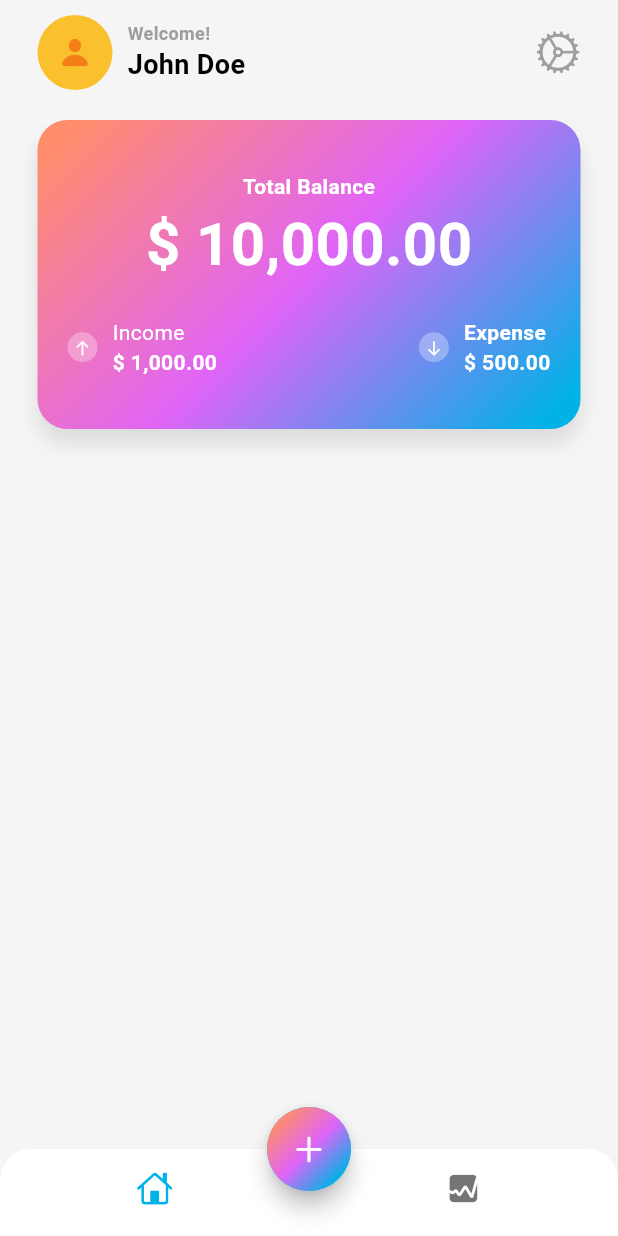
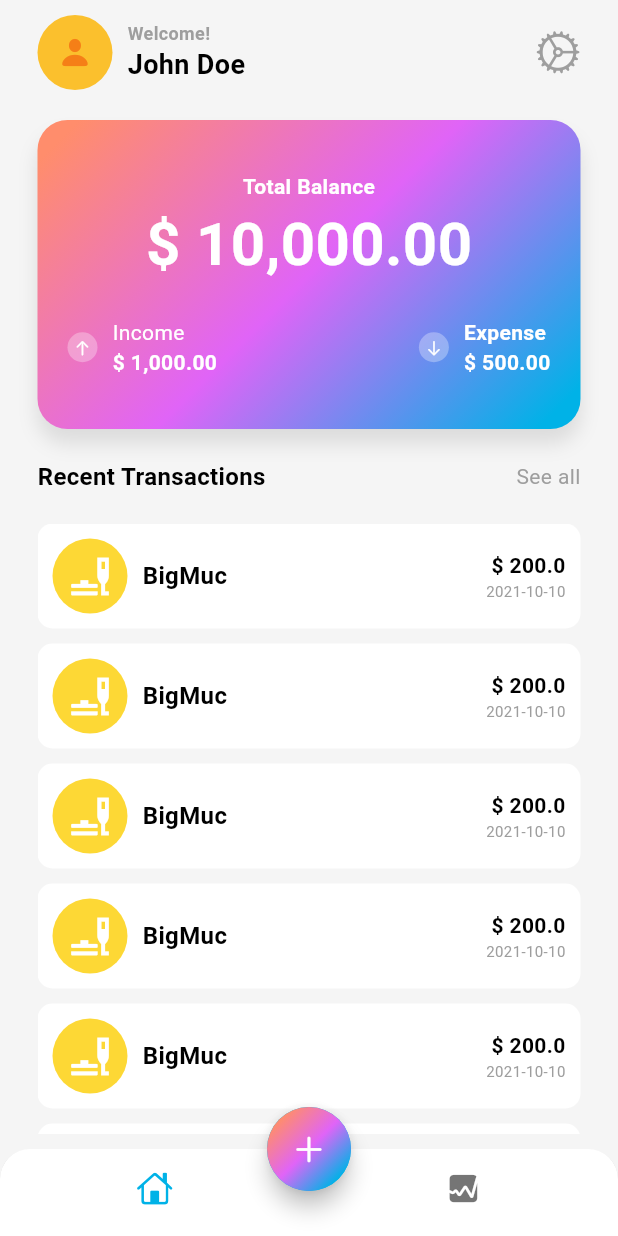
Before and after one commit to nkusikevin/ExpenseTracker, a Flutter app: the screen it shows after launch, on a phone screen of 412 x 824 dp. Run offline on Flutter 3.47's test engine with Material 3 defaults, Android fonts, the phone set to English and light mode, and no system bars.

Commit message:
added food tile

```diff
--- /dev/null
+++ b/expense_tracker/lib/components/expenses_tile.dart
@@ -0,0 +1,64 @@
+import 'package:flutter/material.dart';
+
+class ExpensesTile extends StatelessWidget {
+  final String name;
+  final String category;
+  final double amount;
+  final String date;
+  final IconData icon;
+  const ExpensesTile({super.key , required this.name, required this.category, required this.amount, required this.date , required this.icon});
+
+  @override
+  Widget build(BuildContext context) {
+    return Container(
+      margin: const EdgeInsets.only(bottom: 10),
+      decoration: BoxDecoration(
+        color: Colors.white,
+        borderRadius: BorderRadius.circular(10),
+      ),
+      padding: const EdgeInsets.all(10),
+      child: Row(
+        mainAxisAlignment: MainAxisAlignment.spaceBetween,
+        children: [
+          Row(
+            children: [
+              Container(
+                width: 50,
+                height: 50,
+                decoration: BoxDecoration(
+                  shape: BoxShape.circle,
+                  color: Colors.yellow[600],
+                ),
+                child: Icon( icon, size: 30, color: Colors.white),
+              ),
+              const SizedBox(width: 10),
+              Text(
+                name,
+                style: TextStyle(
+                  fontWeight: FontWeight.bold,
+                  fontSize: 16,
+                ),
+              )
+            ],
+          ),
+          Column(
+            crossAxisAlignment: CrossAxisAlignment.end,
+            children: [
+              Text('\$ $amount',
+                  style: TextStyle(
+                      fontWeight: FontWeight.w600,
+                      fontSize: 14,
+                      color: Theme.of(context).colorScheme.onSurface)),
+              Text(date,
+                  style: TextStyle(
+                      fontWeight: FontWeight.w400,
+                      fontSize: 10,
+                      color: Theme.of(context).colorScheme.outline)),
+            ],
+          ),
+        ],
+      ),
+    );
+    ;
+  }
+}
--- a/expense_tracker/lib/screens/home/views/main_screen.dart
+++ b/expense_tracker/lib/screens/home/views/main_screen.dart
@@ -1,5 +1,6 @@
 import 'dart:math';
 
+import 'package:expense_tracker/components/expenses_tile.dart';
 import 'package:flutter/cupertino.dart';
 import 'package:flutter/material.dart';
 
@@ -53,15 +54,14 @@ class MainScreen extends StatelessWidget {
               ),
               Container(
                 child: Icon(CupertinoIcons.settings,
-                size: 30,
-                    color: Theme.of(context).colorScheme.outline),
+                    size: 30, color: Theme.of(context).colorScheme.outline),
               ),
             ],
           ),
           const SizedBox(height: 20),
           Container(
-            width: MediaQuery.of(context).size.width ,
-            height: MediaQuery.of(context).size.width/2,
+            width: MediaQuery.of(context).size.width,
+            height: MediaQuery.of(context).size.width / 2,
             decoration: BoxDecoration(
               borderRadius: BorderRadius.circular(20),
               boxShadow: [
@@ -71,14 +71,11 @@ class MainScreen extends StatelessWidget {
                   blurRadius: 10,
                 ),
               ],
-              gradient: LinearGradient(
-                colors: [
+              gradient: LinearGradient(colors: [
                 Theme.of(context).colorScheme.tertiary,
                 Theme.of(context).colorScheme.secondary,
                 Theme.of(context).colorScheme.primary,
-                ],
-                transform: const GradientRotation(pi / 4)
-              ),
+              ], transform: const GradientRotation(pi / 4)),
             ),
             child: Padding(
               padding: const EdgeInsets.all(20),
@@ -101,19 +98,17 @@ class MainScreen extends StatelessWidget {
                     mainAxisSize: MainAxisSize.max,
                     children: [
                       Row(
-
                         children: [
                           Container(
                             width: 20,
                             height: 20,
                             decoration: BoxDecoration(
-                              shape: BoxShape.circle,
-                              color: Colors.white30),
+                                shape: BoxShape.circle, color: Colors.white30),
                             child: const Icon(CupertinoIcons.arrow_up,
                                 size: 12, color: Colors.white),
                           ),
                           const SizedBox(width: 10),
-                        Column(
+                          const Column(
                             crossAxisAlignment: CrossAxisAlignment.start,
                             children: [
                               Text('Income',
@@ -135,13 +130,13 @@ class MainScreen extends StatelessWidget {
                           Container(
                             width: 20,
                             height: 20,
-                            decoration: BoxDecoration(
+                            decoration: const BoxDecoration(
                                 shape: BoxShape.circle, color: Colors.white30),
                             child: const Icon(CupertinoIcons.arrow_down,
                                 size: 12, color: Colors.white),
                           ),
                           const SizedBox(width: 10),
-                          Column(
+                          const Column(
                             crossAxisAlignment: CrossAxisAlignment.start,
                             children: [
                               Text('Expense',
@@ -163,7 +158,44 @@ class MainScreen extends StatelessWidget {
                 ],
               ),
             ),
-         )
+          ),
+          const SizedBox(height: 20),
+          Row(
+            mainAxisAlignment: MainAxisAlignment.spaceBetween,
+            children: [
+              Text('Recent Transactions',
+                  style: TextStyle(
+                      fontWeight: FontWeight.w600,
+                      fontSize: 16,
+                      color: Theme.of(context).colorScheme.onSurface)),
+              GestureDetector(
+                onTap: () {
+                  print("View all");
+                },
+                child: Text('See all',
+                    style: TextStyle(
+                        fontWeight: FontWeight.w400,
+                        fontSize: 14,
+                        color: Theme.of(context).colorScheme.outline)),
+              ),
+            ],
+          ),
+          const SizedBox(height: 20),
+          Expanded(
+            child: ListView.builder(
+              itemCount: 30,
+              shrinkWrap: true,
+              physics: const ScrollPhysics(),
+              itemBuilder: (context, int index) {
+                return ExpensesTile(
+                    name: "BigMuc",
+                    icon: Icons.brunch_dining,
+                    category: "food",
+                    amount: 200,
+                    date: "2021-10-10");
+              },
+            ),
+          ),
         ],
       ),
     );
```
Lines whose indentation alone changed are shown as unchanged.
